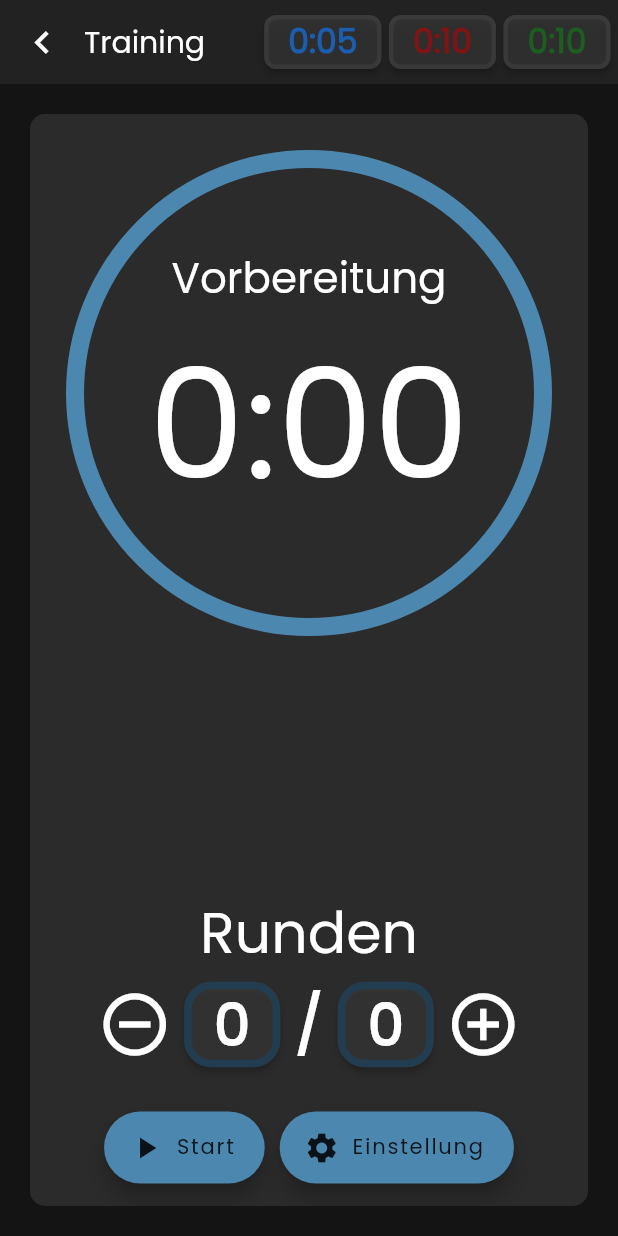
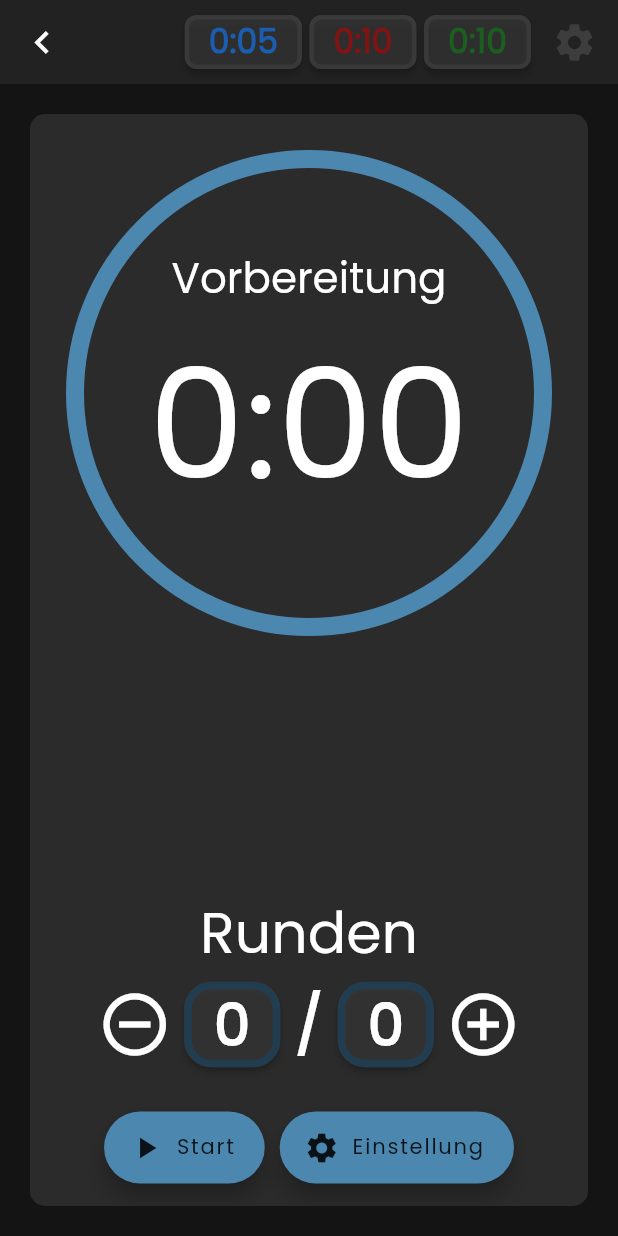
Before and after one commit to internessi/trainertimer, a Flutter app: the TimerSimple screen opened directly, on a phone screen of 412 x 824 dp. Run offline on Flutter 3.47's test engine with Material 2 defaults, Android fonts, the phone set to English and light mode, and no system bars; our stand-ins replace audioplayers, flutter_bloc, gap; missing offline and left inert: animation_wrappers, circular_countdown, timer_controller.

Commit message:
Update timerSimple.dart

```diff
--- a/lib/Pages/Home/Timers/timerSimple.dart
+++ b/lib/Pages/Home/Timers/timerSimple.dart
@@ -83,7 +83,7 @@ class _TimerSimpleState extends State<TimerSimple>
                 titleSpacing: 0,
                 backgroundColor: Colors.grey[800]!.withOpacity(0.3),
                 title: Text(
-                  locale.workout!,
+                  ' ', // locale.workout!,
                   style: TextStyle(fontWeight: FontWeight.normal),
                 ),
                 actions: [
@@ -147,6 +147,17 @@ class _TimerSimpleState extends State<TimerSimple>
                           ),
                           onPressed: () => null
                       ),
+                      SizedBox(
+                        width: 5,
+                      ),
+                      IconButton(
+                          padding: EdgeInsets.zero,
+                          color: Colors.white12,
+                          icon: Icon(Icons.settings),
+                          iconSize: 30,
+                          onPressed: () {
+                            Navigator.pop(context);
+                          }),
                       SizedBox(
                         width: 5,
                       ),
```
